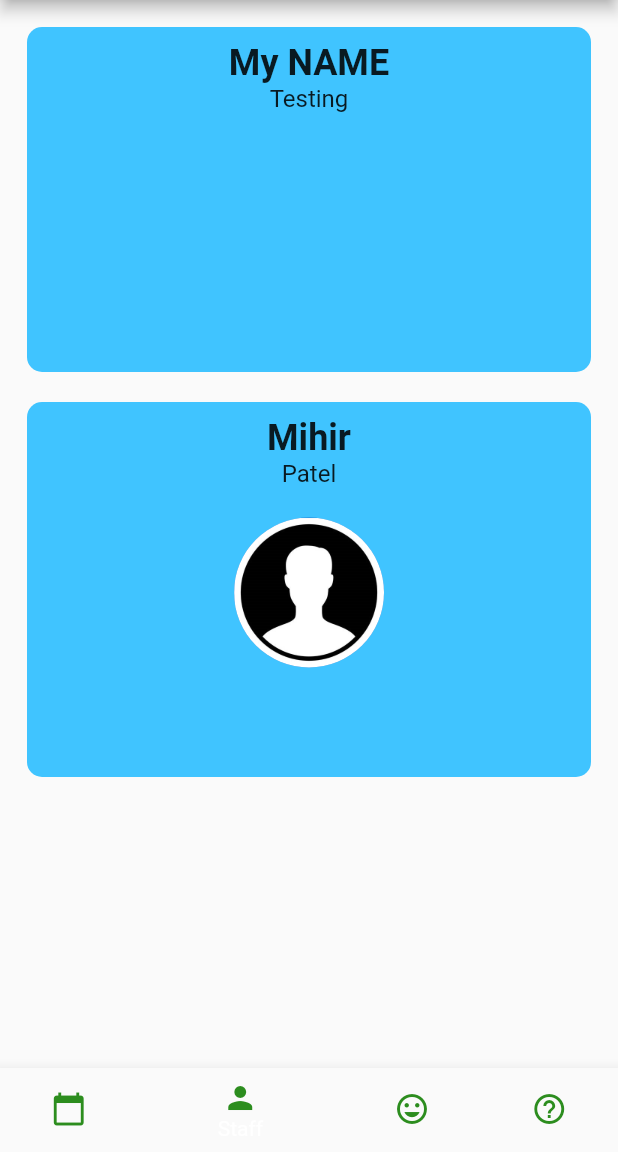
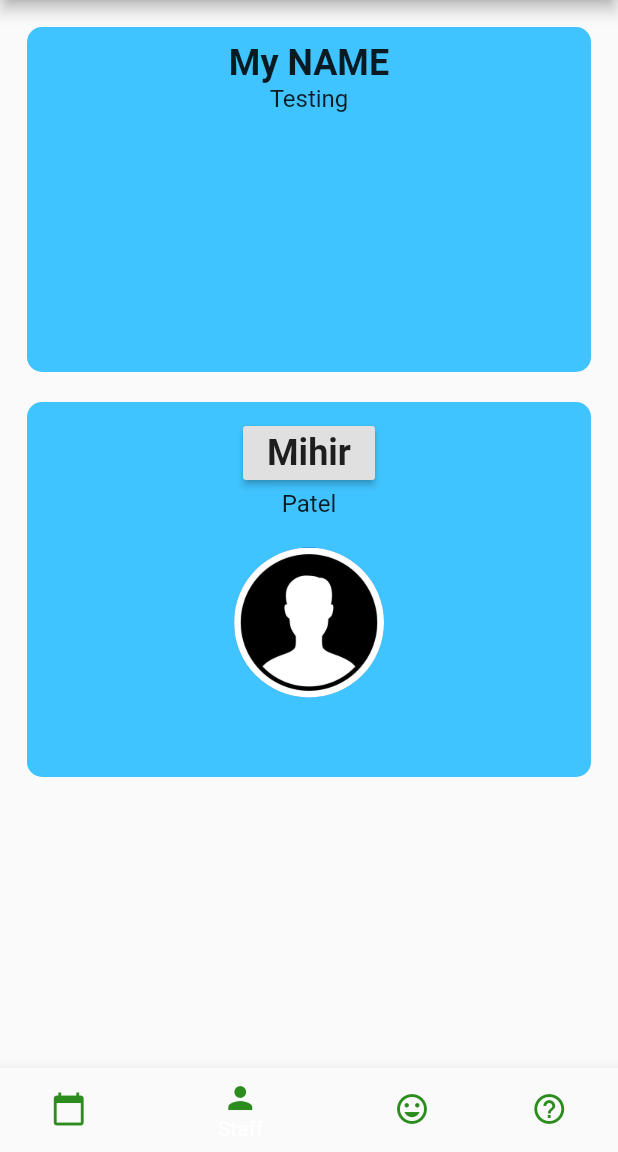
Before and after one commit to mpatel1996/ProjectAPP, a Flutter app: the screen it shows after launch, item 2 of the bottom bar chosen, on a phone screen of 412 x 824 dp, the part 84-1236 px from its top. Run offline on Flutter 3.47's test engine with Material 2 defaults, Android fonts, the phone set to English and light mode, and no system bars; our stand-ins replace firebase_database, table_calendar; accounts and stored records are empty.

Commit message:
Added Firebase_Database support to staff page.

```diff
--- a/lib/staff_page.dart
+++ b/lib/staff_page.dart
@@ -1,18 +1,29 @@
 import 'dart:async';
 import 'package:flutter/material.dart';
-import 'package:firebase_core/firebase_core.dart';
+// import 'package:firebase_core/firebase_core.dart';
 import 'package:firebase_database/firebase_database.dart';
 
 class StaffPage extends StatelessWidget {
+  final DatabaseReference ref = FirebaseDatabase.instance.reference();
+
+  void setNames() {
+    ref
+        .child("testing/new")
+        .set({"name": "Testing", "Type": "button added"}).then((res) {
+      print("Test added");
+    }).catchError((e) {
+      print("object" + e.toString());
+    });
+  }
 
   @override
   Widget build(BuildContext context) {
+    // setNames();
     // Maybe instead of listView and hard coding all employee, lets try using listview itembuilder with List of name, Image and profile picture link.
     // Can be imported through firebase. Also add onTap() state to open the employee into a new page.
     return ListView(
       padding: const EdgeInsets.all(8),
       children: <Widget>[
-
         // First Employee
         Container(
           padding: const EdgeInsets.all(10),
@@ -60,12 +71,17 @@ class StaffPage extends StatelessWidget {
               padding: const EdgeInsets.all(10.0),
               child: Column(
                 children: <Widget>[
-                  Text(
-                    'Mihir',
-                    style:
-                        TextStyle(fontSize: 24.0, fontWeight: FontWeight.bold),
-                    textAlign: TextAlign.start,
-                    overflow: TextOverflow.ellipsis,
+                  RaisedButton(
+                    onPressed: () {
+                      setNames();
+                    },
+                    child: Text(
+                      'Mihir',
+                      style: TextStyle(
+                          fontSize: 24.0, fontWeight: FontWeight.bold),
+                      textAlign: TextAlign.start,
+                      overflow: TextOverflow.ellipsis,
+                    ),
                   ),
                   Text(
                     'Patel',
@@ -78,7 +94,8 @@ class StaffPage extends StatelessWidget {
                     padding: const EdgeInsets.symmetric(vertical: 20.0),
                     child: CircleAvatar(
                       radius: 50.0,
-                      backgroundImage: AssetImage('lib/images/profile_picture.png'),
+                      backgroundImage:
+                          AssetImage('lib/images/profile_picture.png'),
                     ),
                   ),
                 ],
--- a/pubspec.yaml
+++ b/pubspec.yaml
@@ -20,7 +20,7 @@ dependencies:
   flutter:
     sdk: flutter
   firebase_core: ^0.4.4+2
-  firebase_database:
+  firebase_database: ^3.1.3
   table_calendar: ^2.2.2
   # The following adds the Cupertino Icons font to your application.
   # Use with the CupertinoIcons class for iOS style icons.
```
